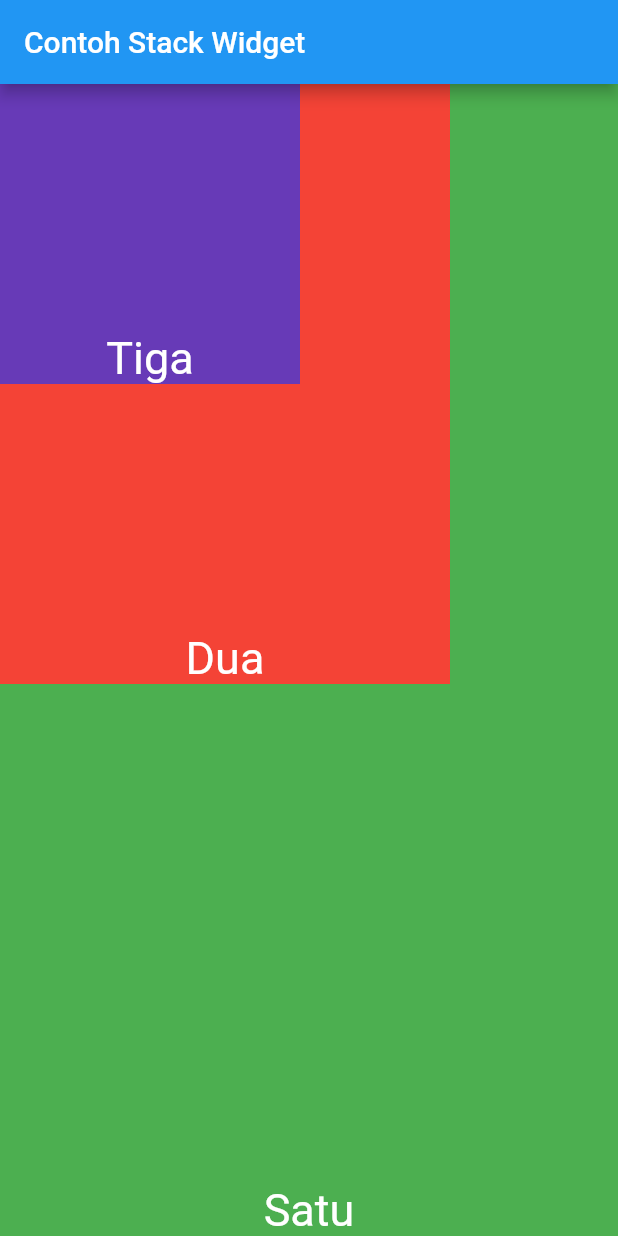
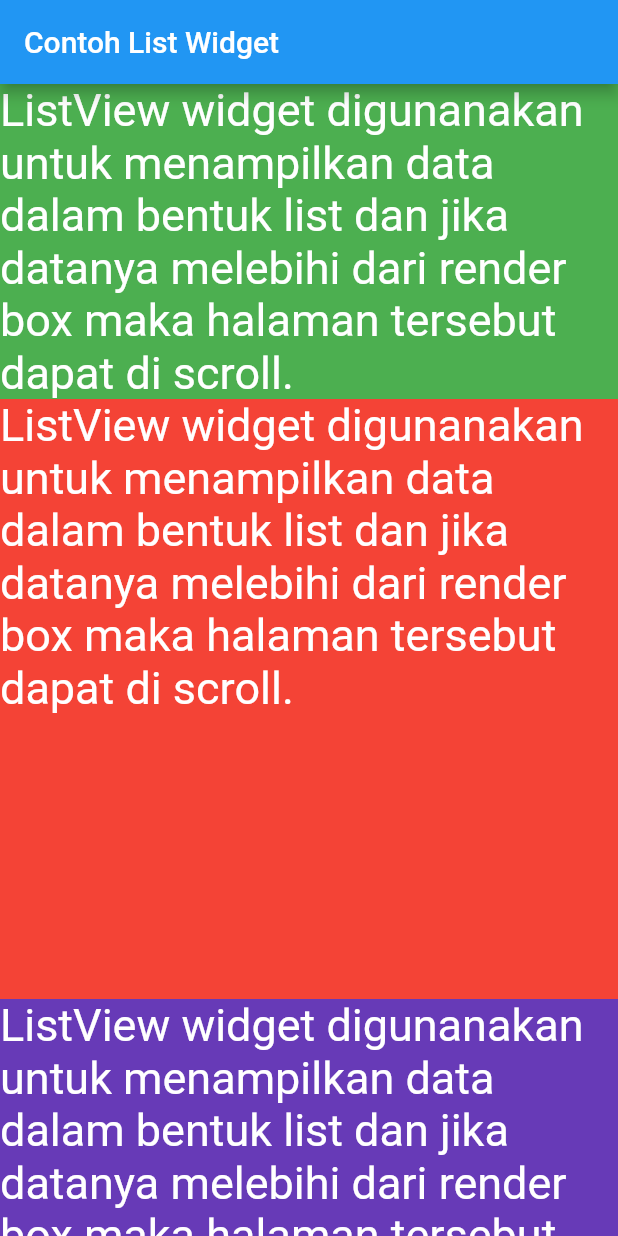
Before and after one commit to Rosandymaulana/Mobile-Flutter, a Flutter app: the screen it shows after launch, on a phone screen of 412 x 824 dp. Run offline on Flutter 3.47's test engine with Material 2 defaults, Android fonts, the phone set to English and light mode, and no system bars.

Commit message:
2.6.4 ListView

```diff
--- a/basic_flutter_application/lib/main.dart
+++ b/basic_flutter_application/lib/main.dart
@@ -14,7 +14,7 @@ class MyApp extends StatelessWidget {
   Widget build(BuildContext context) {
     return MaterialApp(
       title: 'Contoh Date Picker',
-      home: StackWidgetSample(),
+      home: ListViewSample(),
     );
   }
 }
@@ -247,6 +247,50 @@ class StackWidgetSample extends StatelessWidget {
   }
 }
 
+class ListViewSample extends StatelessWidget {
+  const ListViewSample({Key? key}) : super(key: key);
+
+  @override
+  Widget build(BuildContext context) {
+    return MaterialApp(
+      debugShowCheckedModeBanner: false,
+      home: Scaffold(
+          appBar: AppBar(
+            title: const Text("Contoh List Widget"),
+          ),
+          body: ListView(
+            children: <Widget>[
+              Container(
+                color: Colors.green,
+                alignment: Alignment.topLeft,
+                child: const Text(
+                    "ListView widget digunanakan untuk menampilkan data dalam bentuk list dan jika datanya melebihi dari render box maka halaman tersebut dapat di scroll.",
+                    style: TextStyle(fontSize: 30, color: Colors.white)),
+              ),
+              Container(
+                color: Colors.red,
+                alignment: Alignment.topLeft,
+                child: const Text(
+                    "ListView widget digunanakan untuk menampilkan data dalam bentuk list dan jika datanya melebihi dari render box maka halaman tersebut dapat di scroll.",
+                    style: TextStyle(fontSize: 30, color: Colors.white)),
+                height: 400.0,
+                width: 300.0,
+              ),
+              Container(
+                color: Colors.deepPurple,
+                alignment: Alignment.bottomCenter,
+                child: const Text(
+                    "ListView widget digunanakan untuk menampilkan data dalam bentuk list dan jika datanya melebihi dari render box maka halaman tersebut dapat di scroll",
+                    style: TextStyle(fontSize: 30, color: Colors.white)),
+                height: 200.0,
+                width: 200.0,
+              )
+            ],
+          )),
+    );
+  }
+}
+
 class _MyHomePageState extends State<MyHomePage> {
   // Variable/State untuk mengambil tanggal
   DateTime selectedDate = DateTime.now();
```
